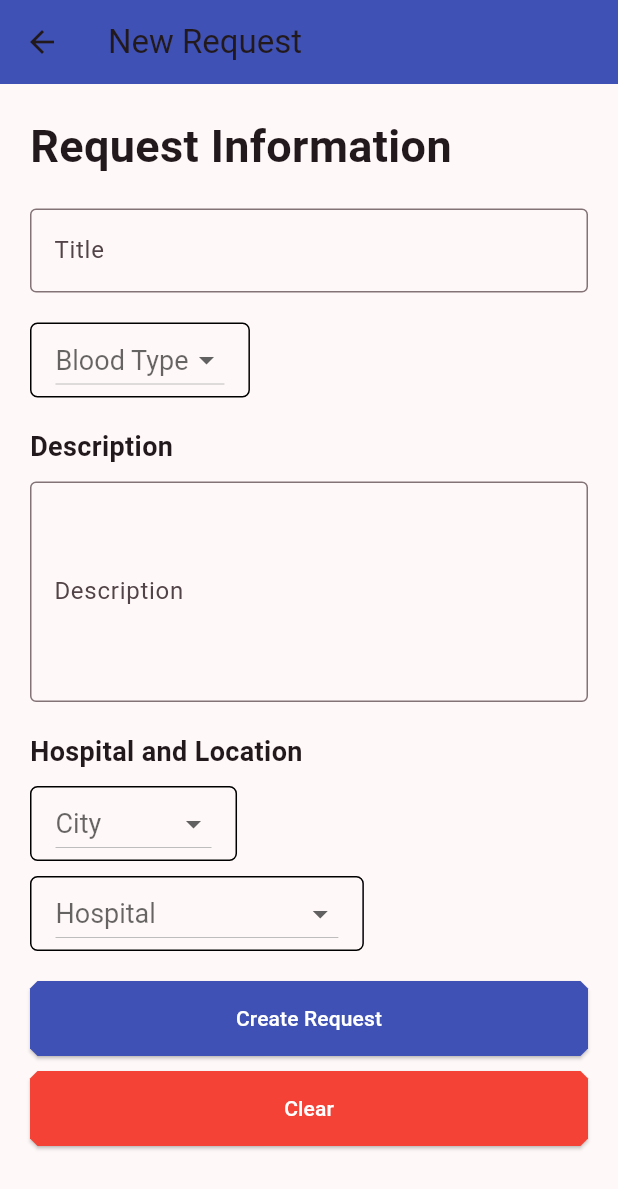
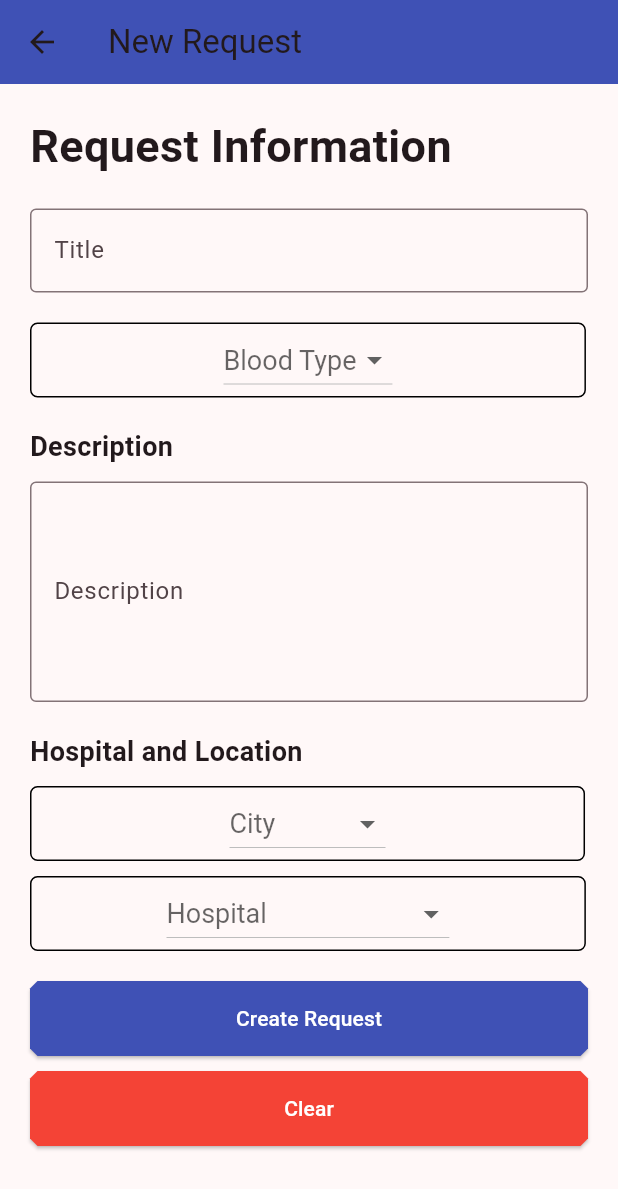
Before and after one commit to Project-Beevent/Beevent_mobile, a Flutter app: the AddRequestPage screen opened directly, on a phone screen of 412 x 824 dp. Shown: the top 1189 px of the screen. Run offline on Flutter 3.47's test engine with Material 3 defaults, Android fonts, the light colour scheme and no system bars.

Commit message:
Gece mesaisinin tatli meyvesi v2

```diff
--- a/lib/View/AddRequestPage.dart
+++ b/lib/View/AddRequestPage.dart
@@ -44,7 +44,7 @@ class _AddRequestPageState extends State<AddRequestPage> {
               ),
               SizedBox(height: 20),
               Container(
-                padding: EdgeInsets.symmetric(horizontal: 16.0),
+                padding: EdgeInsets.symmetric(horizontal: 128.0),
                 decoration: BoxDecoration(
                   border: Border.all(color: Colors.black),
                   borderRadius: BorderRadius.circular(5.0),
@@ -108,7 +108,7 @@ class _AddRequestPageState extends State<AddRequestPage> {
               ),
               SizedBox(height: 10),
               Container(
-                padding: EdgeInsets.symmetric(horizontal: 16.0),
+                padding: EdgeInsets.symmetric(horizontal: 132.0),
                 decoration: BoxDecoration(
                   border: Border.all(color: Colors.black),
                   borderRadius: BorderRadius.circular(5.0),
@@ -141,7 +141,7 @@ class _AddRequestPageState extends State<AddRequestPage> {
               ),
               SizedBox(height: 10),
               Container(
-                padding: EdgeInsets.symmetric(horizontal: 16.0),
+                padding: EdgeInsets.symmetric(horizontal: 90.0),
                 decoration: BoxDecoration(
                   border: Border.all(color: Colors.black),
                   borderRadius: BorderRadius.circular(5.0),
```
